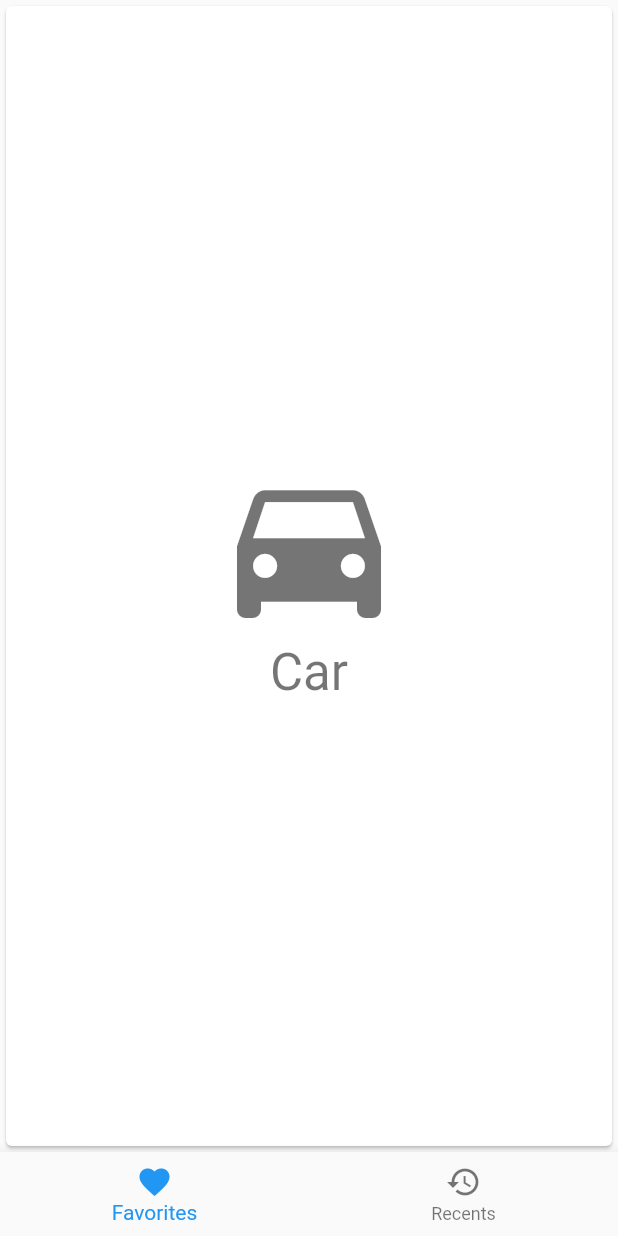
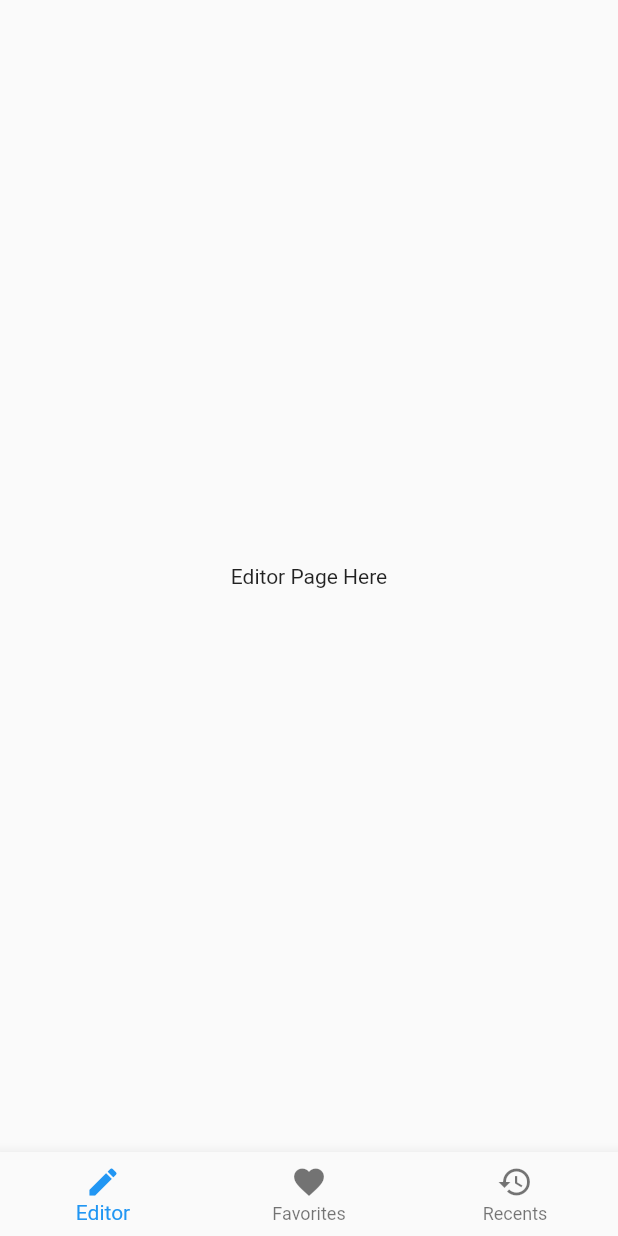
Before and after one commit to devkabiir/PaletteApp, a Flutter app: the screen it shows after launch, on a phone screen of 412 x 824 dp. Run offline on Flutter 3.47's test engine with Material 2 defaults, Android fonts, the phone set to English and light mode, and no system bars.

Commit message:
Created Basic Layouts for three main pages

```diff
--- a/lib/main.dart
+++ b/lib/main.dart
@@ -6,26 +6,26 @@ class BasicAppBarSample extends StatefulWidget {
 }
 
 class _BasicAppBarSampleState extends State<BasicAppBarSample> with TickerProviderStateMixin{
-  Choice _selectedChoice = choices[0];
   int _currentPageIndex = 0;
 
-  TabController tabController;
 
   void _select(int index) {
     setState(() {
       _currentPageIndex = index;
-      tabController.animateTo(index);
     });
   }
 
 
   @override
   Widget build(BuildContext context) {
-    tabController = new TabController(vsync: this, length: 2, initialIndex: 0);
     return new MaterialApp(
       home: new Scaffold(
         bottomNavigationBar: new BottomNavigationBar(
           items: [
+            new BottomNavigationBarItem(
+              title: new Text('Editor'),
+              icon: new Icon(Icons.create)
+            ),
             new BottomNavigationBarItem(
               title: new Text('Favorites'),
               icon: new Icon(Icons.favorite)
@@ -38,9 +38,9 @@ class _BasicAppBarSampleState extends State<BasicAppBarSample> with TickerProvid
           onTap: _select,
           currentIndex: _currentPageIndex,
         ),
-        body: new TabBarView (
-          controller: tabController,
-          children: cards,
+        body: new Padding(
+          padding: const EdgeInsets.all(16.0),
+          child: cards[_currentPageIndex],
         ),
       ),
     );
@@ -56,11 +56,13 @@ class Choice {
 const List<Choice> choices = const <Choice>[
   const Choice(title: 'Car', icon: Icons.directions_car),
   const Choice(title: 'Bicycle', icon: Icons.directions_bike),
+  const Choice(title: 'Boat', icon: Icons.directions_boat),
 ];
 
-List<ChoiceCard> cards = <ChoiceCard>[
-  new ChoiceCard(choice: choices[0]),
-  new ChoiceCard(choice: choices[1])
+List<Widget> cards = <Widget>[
+  new EditorPage(),
+  new FavoritesPage(),
+  new RecentsPage()
 ];
 
 class ChoiceCard extends StatelessWidget {
@@ -87,6 +89,57 @@ class ChoiceCard extends StatelessWidget {
   }
 }
 
+class EditorPage extends StatefulWidget {
+  @override
+  _EditorPageState createState() => new _EditorPageState();
+}
+
+class _EditorPageState extends State<EditorPage> with TickerProviderStateMixin{
+  @override
+  Widget build(BuildContext context) {
+    return new Center(
+      child: new Text("Editor Page Here")
+    );
+  }
+}
+
+
+class FavoritesPage extends StatefulWidget {
+  @override
+  _FavoritesPageState createState() => new _FavoritesPageState();
+}
+
+class _FavoritesPageState extends State<FavoritesPage> with TickerProviderStateMixin{
+  @override
+  Widget build(BuildContext context) {
+    return new ListView.builder(
+      padding: new EdgeInsets.all(8.0),
+      itemExtent: 20.0,
+      itemBuilder: (BuildContext context, int index) {
+        return new Text('Favorite $index');
+      },
+    );
+  }
+}
+
+class RecentsPage extends StatefulWidget {
+  @override
+  _RecentsPageState createState() => new _RecentsPageState();
+}
+
+class _RecentsPageState extends State<RecentsPage> with TickerProviderStateMixin{
+  @override
+  Widget build(BuildContext context) {
+    return new ListView.builder(
+      padding: new EdgeInsets.all(8.0),
+      itemExtent: 20.0,
+      itemBuilder: (BuildContext context, int index) {
+        return new Text('Recents $index');
+      },
+    );
+  }
+}
+
 void main() {
   runApp(new BasicAppBarSample());
 }
```
